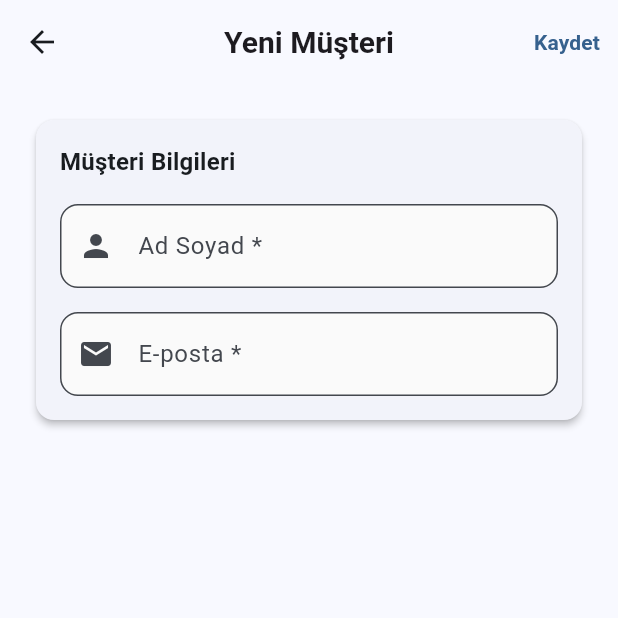
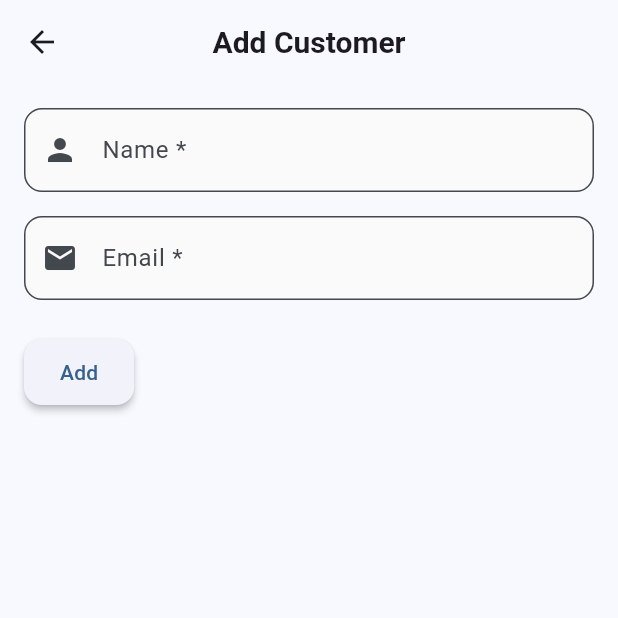
Before and after one commit to Emirhan3741/Isletme-App, a Flutter app: the AddEditCustomerPage screen opened directly, on a phone screen of 412 x 824 dp, the top half of it. Run offline on Flutter 3.47's test engine with Material 3 defaults, Android fonts, the light colour scheme and no system bars; our stand-ins replace cloud_firestore, firebase_auth, firebase_core, fl_chart, flutter_local_notifications, google_sign_in and 4 more; accounts and stored records are empty.

```diff
--- a/lib/screens/customers/add_edit_customer_page.dart
+++ b/lib/screens/customers/add_edit_customer_page.dart
@@ -1,10 +1,9 @@
 import 'package:flutter/material.dart';
-import '../../models/customer_model.dart';
-import '../../services/customer_service.dart';
+import 'package:randevu_erp/models/customer_model.dart';
+import 'package:randevu_erp/services/customer_service.dart';
 
 class AddEditCustomerPage extends StatefulWidget {
   final CustomerModel? customer;
-
   const AddEditCustomerPage({Key? key, this.customer}) : super(key: key);
 
   @override
@@ -48,7 +47,7 @@
         await _customerService.updateCustomer(updatedCustomer);
         if (mounted) {
           ScaffoldMessenger.of(context).showSnackBar(
-            SnackBar(content: Text('Müşteri güncellendi'), backgroundColor: Colors.green),
+            SnackBar(content: Text('Customer updated'), backgroundColor: Colors.green),
           );
         }
       } else {
@@ -62,7 +61,7 @@
         await _customerService.addCustomer(newCustomer);
         if (mounted) {
           ScaffoldMessenger.of(context).showSnackBar(
-            SnackBar(content: Text('Müşteri eklendi'), backgroundColor: Colors.green),
+            SnackBar(content: Text('Customer added'), backgroundColor: Colors.green),
           );
         }
       }
@@ -70,7 +69,7 @@
     } catch (e) {
       if (mounted) {
         ScaffoldMessenger.of(context).showSnackBar(
-          SnackBar(content: Text('Hata: $e'), backgroundColor: Colors.red),
+          SnackBar(content: Text('Error: $e'), backgroundColor: Colors.red),
         );
       }
     } finally {
@@ -81,47 +80,27 @@
   @override
   Widget build(BuildContext context) {
     return Scaffold(
-      appBar: AppBar(
-        title: Text(_isEditMode ? 'Müşteri Düzenle' : 'Yeni Müşteri'),
-        actions: [
-          TextButton(
-            onPressed: _isLoading ? null : _saveCustomer,
-            child: Text(
-              _isEditMode ? 'Güncelle' : 'Kaydet',
-              style: TextStyle(
-                color: _isLoading ? Colors.grey : Theme.of(context).primaryColor,
-                fontWeight: FontWeight.w600,
-              ),
-            ),
-          ),
-        ],
-      ),
-      body: Form(
+      appBar: AppBar(title: Text(_isEditMode ? 'Edit Customer' : 'Add Customer')),
+      body: Padding(
+        padding: const EdgeInsets.all(16.0),
+        child: Form(
           key: _formKey,
-        child: ListView(
-          padding: const EdgeInsets.all(16),
-          children: [
-            Card(
-              child: Padding(
-                padding: const EdgeInsets.all(16),
           child: Column(
             crossAxisAlignment: CrossAxisAlignment.start,
             children: [
-                    Text('Müşteri Bilgileri', style: Theme.of(context).textTheme.titleMedium?.copyWith(fontWeight: FontWeight.bold)),
-                    const SizedBox(height: 16),
               TextFormField(
                 controller: _nameController,
                 decoration: const InputDecoration(
-                        labelText: 'Ad Soyad *',
+                  labelText: 'Name *',
                   prefixIcon: Icon(Icons.person),
                 ),
                 textCapitalization: TextCapitalization.words,
                 validator: (value) {
                   if (value == null || value.trim().isEmpty) {
-                          return 'Ad Soyad alanı gereklidir';
+                    return 'Name is required';
                   }
                   if (value.trim().length < 3) {
-                          return 'Ad Soyad en az 3 karakter olmalıdır';
+                    return 'Name must be at least 3 characters';
                   }
                   return null;
                 },
@@ -130,25 +109,27 @@
               TextFormField(
                 controller: _emailController,
                 decoration: const InputDecoration(
-                        labelText: 'E-posta *',
+                  labelText: 'Email *',
                   prefixIcon: Icon(Icons.email),
                 ),
                 keyboardType: TextInputType.emailAddress,
                 validator: (value) {
                   if (value == null || value.trim().isEmpty) {
-                          return 'E-posta alanı gereklidir';
+                    return 'Email is required';
                   }
                   if (!value.contains('@')) {
-                          return 'Geçerli bir e-posta giriniz';
+                    return 'Enter a valid email';
                   }
                   return null;
                 },
               ),
+              const SizedBox(height: 24),
+              ElevatedButton(
+                onPressed: _isLoading ? null : _saveCustomer,
+                child: Text(_isEditMode ? 'Update' : 'Add'),
+              ),
             ],
           ),
-              ),
-            ),
-          ],
         ),
       ),
     );
```
Also changed, not shown: lib/models/appointment_model.dart (+2 -8 lines), lib/screens/customers/customer_list_page.dart (+17 -46 lines), lib/screens/notes/notes_list_page.dart (+6 -30 lines), lib/services/seed_service.dart (+9 -32 lines). Lines whose indentation alone changed are shown as unchanged.
